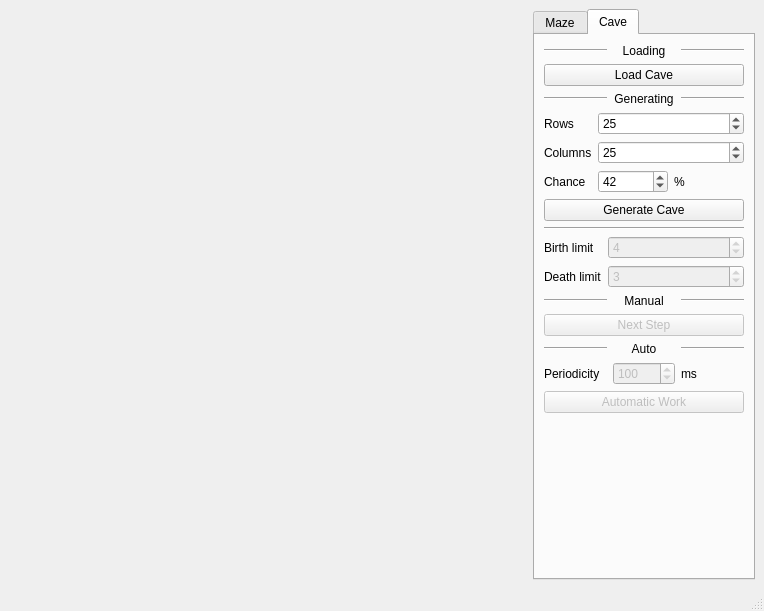
Qt form src/view/mainwindow/mainwindow.ui (SergSinitsyn/Maze-and-Cave) before a commit.
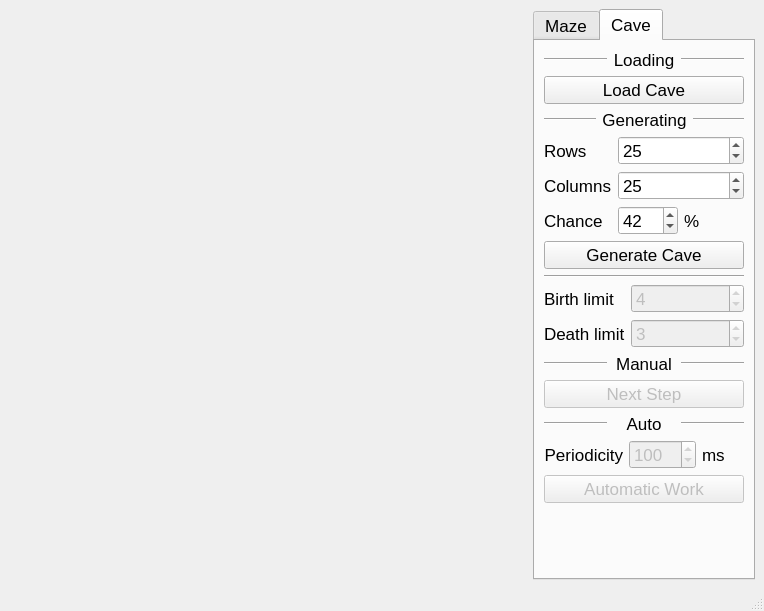
The same form after that commit. The open tabs and pages were chosen to show the change. Custom widgets are drawn as their Qt base class.

The edit to the form file:
```diff
--- a/src/view/mainwindow/mainwindow.ui
+++ b/src/view/mainwindow/mainwindow.ui
@@ -75,6 +75,20 @@
      <layout class="QVBoxLayout" name="verticalLayout">
       <item>
        <widget class="QTabWidget" name="tabWidget_controls">
+        <property name="font">
+         <font>
+          <pointsize>13</pointsize>
+         </font>
+        </property>
+        <property name="focusPolicy">
+         <enum>Qt::WheelFocus</enum>
+        </property>
+        <property name="layoutDirection">
+         <enum>Qt::LeftToRight</enum>
+        </property>
+        <property name="autoFillBackground">
+         <bool>false</bool>
+        </property>
         <property name="tabPosition">
          <enum>QTabWidget::North</enum>
         </property>
@@ -82,13 +96,19 @@
          <enum>QTabWidget::Rounded</enum>
         </property>
         <property name="currentIndex">
-         <number>0</number>
+         <number>1</number>
+        </property>
+        <property name="iconSize">
+         <size>
+          <width>16</width>
+          <height>16</height>
+         </size>
         </property>
         <property name="elideMode">
          <enum>Qt::ElideRight</enum>
         </property>
         <property name="usesScrollButtons">
-         <bool>false</bool>
+         <bool>true</bool>
         </property>
         <property name="documentMode">
          <bool>false</bool>
@@ -681,9 +701,15 @@
             </property>
             <item>
              <widget class="QLabel" name="label_4">
+              <property name="layoutDirection">
+               <enum>Qt::RightToLeft</enum>
+              </property>
               <property name="text">
                <string>Periodicity</string>
               </property>
+              <property name="alignment">
+               <set>Qt::AlignRight|Qt::AlignTrailing|Qt::AlignVCenter</set>
+              </property>
              </widget>
             </item>
             <item>
@@ -691,6 +717,12 @@
               <property name="enabled">
                <bool>false</bool>
               </property>
+              <property name="sizePolicy">
+               <sizepolicy hsizetype="Preferred" vsizetype="Fixed">
+                <horstretch>0</horstretch>
+                <verstretch>0</verstretch>
+               </sizepolicy>
+              </property>
               <property name="minimumSize">
                <size>
                 <width>20</width>
```
Left out of the diff: 47 changed lines with no effect on the pictures.
